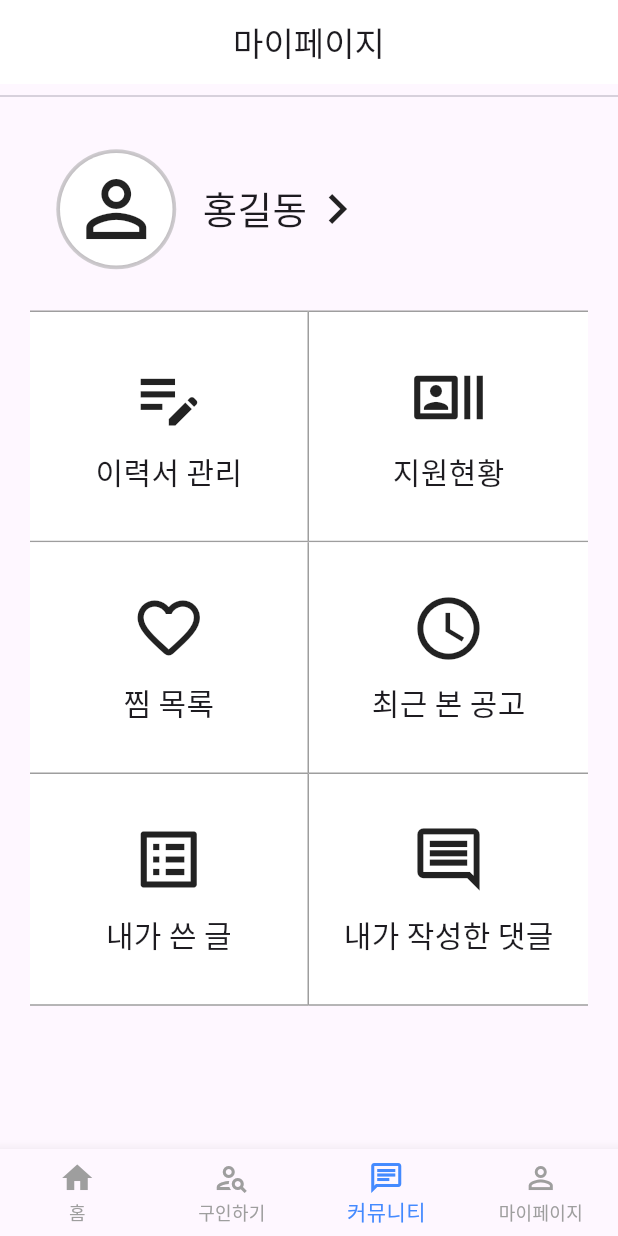
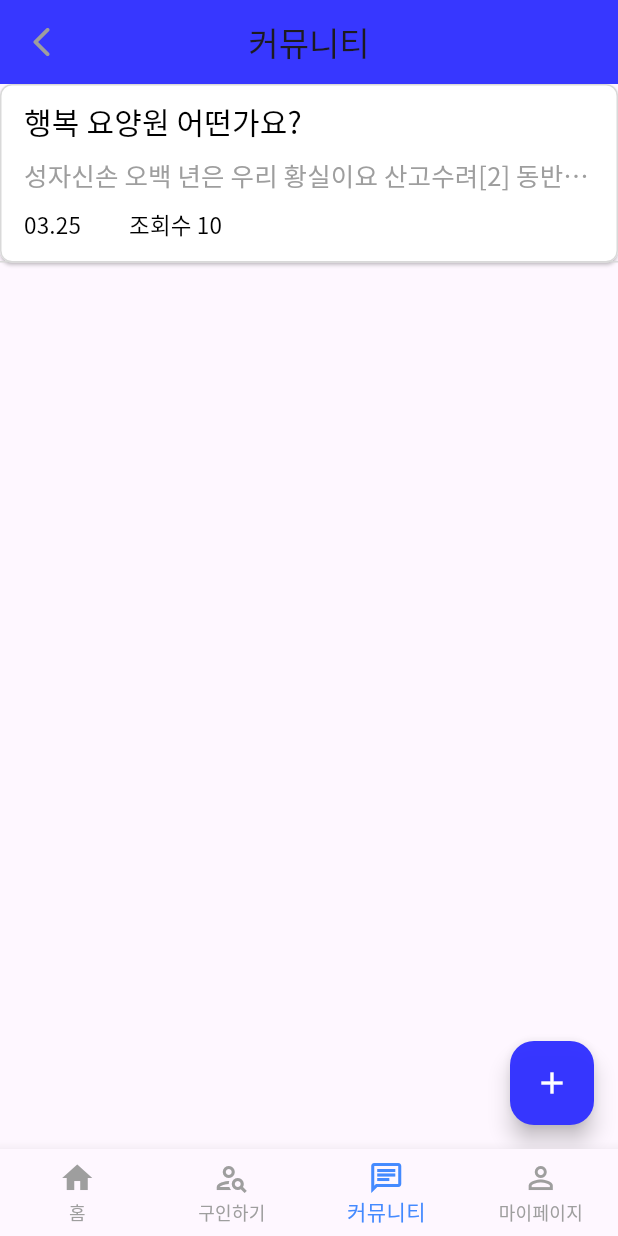
Before and after one commit to Jeha0101/halmoney, a Flutter app: the screen it shows after launch, item 3 of the bottom bar chosen, on a phone screen of 412 x 824 dp. Run offline on Flutter 3.47's test engine with Material 3 defaults, Android fonts, the phone set to English and light mode, and no system bars; our stand-ins replace carousel_slider, google_fonts; missing offline and left inert: dart:ffi.

Commit message:
5-21_juri

```diff
--- /dev/null
+++ b/lib/Community_pages/Community_main_page.dart
@@ -0,0 +1,64 @@
+import 'package:flutter/material.dart';
+import 'package:google_fonts/google_fonts.dart';
+import 'package:halmoney/Community_pages/Community_widgets.dart';
+import 'package:halmoney/Community_pages/Community_write_page.dart';
+class Communitypage extends StatelessWidget{
+  const Communitypage({super.key,});
+
+  @override
+  Widget build(BuildContext context) {
+    return MaterialApp(
+      debugShowCheckedModeBanner: false,
+      theme: ThemeData(
+        textTheme: GoogleFonts.notoSansKrTextTheme(
+          Theme.of(context).textTheme,
+        ),
+      ),
+
+      home : SafeArea(
+        top: true,
+        left: false,
+        bottom: true,
+        right: false,
+        child: Scaffold(
+          appBar: AppBar(
+            title : const Text('커뮤니티'),
+            centerTitle: true,
+            backgroundColor: Color.fromARGB(250, 51, 51, 255),
+            leading: IconButton(
+              onPressed: () {
+                Navigator.of(context).pop();
+              },
+              icon: Icon(Icons.arrow_back_ios_rounded,),
+              color: Colors.grey,
+            ),
+          ),
+          body: Stack(
+            children: [
+              Column(
+                children: [
+                  Community_widget(),
+                ],
+              ),
+              Positioned(
+                bottom: 16.0,
+                right: 16.0,
+                child: FloatingActionButton(
+                  onPressed: () {
+                    Navigator.push(
+                      context,
+                      MaterialPageRoute(builder: (context) => Community_Write()),
+                    );
+                  },
+                  backgroundColor: Color.fromARGB(250, 51, 51, 255),
+                  foregroundColor: Colors.white,
+                  child: Icon(Icons.add),
+                ),
+              ),
+            ],
+          ),
+        ),
+      ),
+    );
+  }
+}
--- /dev/null
+++ b/lib/Community_pages/Community_widgets.dart
@@ -0,0 +1,101 @@
+import 'package:flutter/cupertino.dart';
+import 'package:flutter/material.dart';
+import 'package:halmoney/Recruit_detail_pages/Recruit_main_page.dart';
+import 'package:halmoney/Community_pages/Community_detail_page.dart';
+
+class Community_widget extends StatelessWidget {
+  @override
+  Widget build(BuildContext context) {
+    return ElevatedButton(onPressed: () {
+      Navigator.push(
+        context,
+        MaterialPageRoute(builder: (context) => CommunityDetail()),
+      );
+    },
+        style: ElevatedButton.styleFrom(
+          backgroundColor: Colors.white,
+          padding: EdgeInsets.zero,
+          shape: RoundedRectangleBorder(
+            borderRadius: BorderRadius.circular(8.0),
+            side: BorderSide(
+              color: Color.fromARGB(255, 217, 217, 217), // 버튼의 테두리 색상
+              width: 1.0, // 버튼의 테두리 두께
+            ),
+          ),
+        ),
+        child: Container(
+          height: 119,
+          width: 420,
+          decoration: BoxDecoration(
+            border: Border(
+              bottom: BorderSide(
+                color: Color.fromARGB(500, 217, 217, 217), // 라인 색상
+                width: 1.0, // 라인 두께
+              ),
+            ),
+          ),
+
+
+          child: Column(
+            crossAxisAlignment: CrossAxisAlignment.start,
+            children: [
+
+              Padding(
+                padding: const EdgeInsets.symmetric(
+                    horizontal: 16, vertical: 10),
+                child: Text(
+                  '행복 요양원 어떤가요?',
+                  style: TextStyle(
+                    fontSize: 20,
+                    fontWeight: FontWeight.w500,
+                    color: Colors.black,
+                  ),
+                ),
+              ),
+              Padding(
+                padding: const EdgeInsets.symmetric(horizontal: 16),
+                child: Text(
+                  "성자신손 오백 년은 우리 황실이요 산고수려[2] 동반도는 우리 본국일세애국하는 열심의기 북악같이 높고충군하는 일편단심 동해같이 깊어천만인의 오직 한 맘 나라 사랑하여농공상 귀천없이 직분만 다하세우리나라 우리황제 황천이 도우군민공락 만만세에 태평독립하세무궁화 삼천리 화려강산 조선 사람 조선으로 길이 보존하세"
+
+                  ,
+                  style: TextStyle(
+                    fontSize: 17,
+                    color: Colors.grey,
+                  ),
+                  overflow: TextOverflow.ellipsis,
+                  maxLines: 1,
+                ),
+
+              ),
+              SizedBox(height: 10),
+              Row(
+                children: [
+                  Padding(
+                    padding: const EdgeInsets.symmetric(horizontal: 16),
+                    child: Text(
+                      '03.25',
+                      style: TextStyle(
+                        fontSize: 15,
+                        color: Colors.black,
+                      ),
+                    ),
+                  ),
+                  Padding(
+                    padding: const EdgeInsets.symmetric(horizontal: 16),
+                    child: Text(
+                      '조회수 10',
+                      style: TextStyle(
+                        fontSize: 15,
+                        color: Colors.black,
+                      ),
+                    ),
+                  ),
+                ],
+              )
+              // 다른 내용을 추가할 수 있습니다.
+            ],
+          ),
+        ),
+    );
+  }
+}
--- a/lib/main.dart
+++ b/lib/main.dart
@@ -15,6 +15,8 @@ class MyApp extends StatelessWidget {
   @override
   Widget build(BuildContext context) {
     return MaterialApp(
+      locale: Locale('ko', 'KR'),
+
       title: 'Flutter Demo',
       debugShowCheckedModeBanner:  false,
       home: MyAppPage(),
--- a/lib/myAppPage.dart
+++ b/lib/myAppPage.dart
@@ -2,6 +2,7 @@ import 'package:flutter/material.dart';
 import 'package:google_fonts/google_fonts.dart';
 import 'package:halmoney/screens/home/home.dart';
 import 'package:halmoney/screens/myPage/myPage.dart';
+import 'package:halmoney/Community_pages/Community_main_page.dart';
 
 class MyAppPage extends StatefulWidget{
   const MyAppPage({super.key});
@@ -16,7 +17,7 @@ class MyAppState extends State<MyAppPage>{
   final List<Widget> _navIndex = [
     MyHomePage(),
     MyPageScreen(),
-    MyPageScreen(),
+    Communitypage(),
     MyPageScreen(),
   ];
 
```
Also changed, not shown: lib/Community_pages/Community_comment.dart (added, +72 -0 lines), lib/Community_pages/Community_comment_write.dart (added, +72 -0 lines), lib/Community_pages/Community_detail_page.dart (added, +157 -0 lines), lib/Community_pages/Community_write_page.dart (added, +95 -0 lines), lib/screens/home/home.dart (+5 -5 lines).
